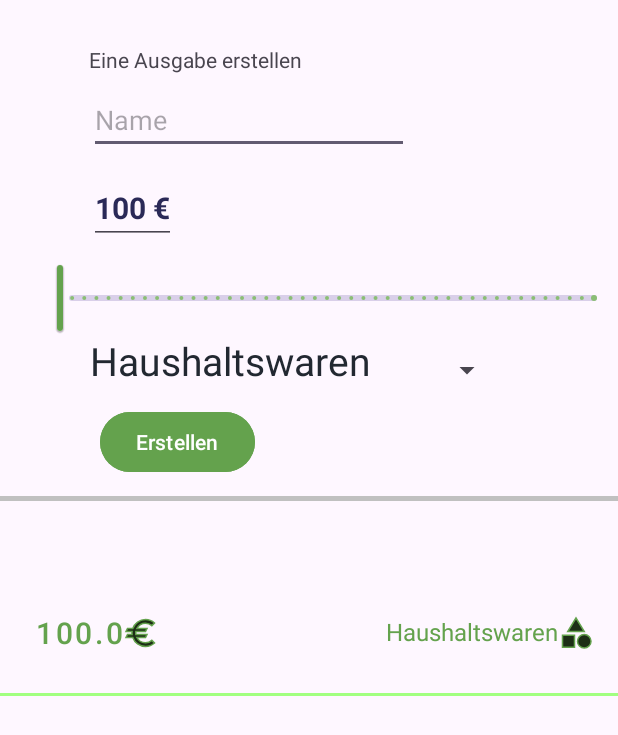
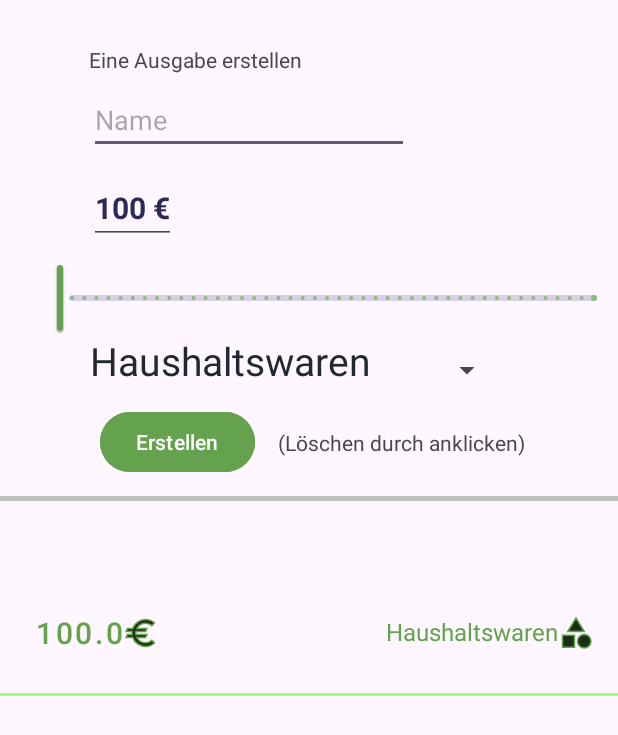
Before and after one commit to Falkenhorst14/BudgetHeld, an Android app: the Ausgaben screen opened directly, with no data from a screen before it, after a tap on "Erstellen", on a phone screen of 412 x 824 dp. Shown: the top 735 px of the screen. Run offline under Robolectric (Android 15) with nearby library versions, the phone set to English and light mode, and no system bars.

Commit message:
Budgetuebersicht angepasst, Loeschen-Hinweis Ausgaben

```diff
--- a/app/src/main/res/layout/activity_ausgaben.xml
+++ b/app/src/main/res/layout/activity_ausgaben.xml
@@ -95,6 +95,14 @@
         app:layout_constraintTop_toBottomOf="@+id/spnKategorieAusgaben"
         app:layout_constraintEnd_toEndOf="parent"
         app:layout_constraintStart_toStartOf="parent" />
+    <TextView
+        android:layout_width="wrap_content"
+        android:layout_height="wrap_content"
+        app:layout_constraintTop_toTopOf="@+id/btnErstellenAusgaben"
+        app:layout_constraintLeft_toRightOf="@+id/btnErstellenAusgaben"
+        app:layout_constraintBottom_toBottomOf="@+id/btnErstellenAusgaben"
+        android:layout_marginLeft="15sp"
+        android:text="(Löschen durch anklicken)"/>
 
     <View
         android:id="@+id/viewTrennerAusgaben"
--- a/app/src/main/res/layout/activity_overview.xml
+++ b/app/src/main/res/layout/activity_overview.xml
@@ -348,7 +348,7 @@
                     app:layout_constraintStart_toStartOf="parent"
                     app:layout_constraintEnd_toEndOf="parent"
                     app:layout_constraintTop_toBottomOf="@+id/pgb_customAussergewoehnliches"
-                    android:text="Essen &amp; Trinken"
+                    android:text="Außergewöhnliches"
                     android:textSize="12dp"
                     style="@style/Widget.MaterialComponents.Button.TextButton.Icon">
 
```
